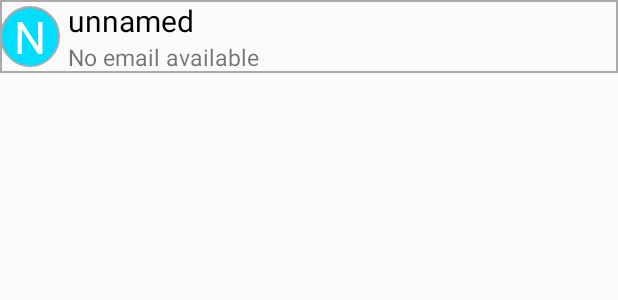
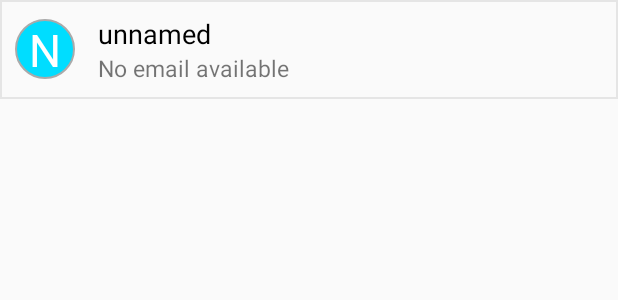
Before and after one commit to sergiosilvajr/ContactEmbedView, an Android app: the layout adapter_row.xml on its own in the app's theme, with its tools: preview values and no code run, on a phone screen of 412 x 824 dp. Shown: the top 300 px of the screen. Run offline under Robolectric (Android 15) with nearby library versions, the phone set to English and light mode, and no system bars.

Commit message:
Layout improvements

```diff
--- a/CustomView/build.gradle
+++ b/CustomView/build.gradle
@@ -5,7 +5,7 @@ buildscript {
         jcenter()
     }
     dependencies {
-        classpath 'com.android.tools.build:gradle:1.5.0'
+        classpath 'com.android.tools.build:gradle:2.1.0'
 
         // NOTE: Do not place your application dependencies here; they belong
         // in the individual module build.gradle files
--- a/CustomView/views/src/main/java/com/viewutils/sergiosilvajr/views/view/ContactEmbedView.java
+++ b/CustomView/views/src/main/java/com/viewutils/sergiosilvajr/views/view/ContactEmbedView.java
@@ -73,9 +73,8 @@ final class ContactEmbedView extends FrameLayout{
                 dr.setCircular(true);
                 firstLetterTextView.setBackground(dr);
             }
+        }
 
-
-        }
         TextView cross = (TextView) view.findViewById(R.id.cross);
         if(isXWorking){
             cross.setOnClickListener(new OnClickListener() {
@@ -104,8 +103,6 @@ final class ContactEmbedView extends FrameLayout{
 
     }
 
-
-
     void setMultiAutoCompleteTextView(MultiAutoCompleteTextView multiAutoCompleteTextView) {
         this.multiAutoCompleteTextView = multiAutoCompleteTextView;
     }
--- a/CustomView/views/src/main/java/com/viewutils/sergiosilvajr/views/view/ContactPicker.java
+++ b/CustomView/views/src/main/java/com/viewutils/sergiosilvajr/views/view/ContactPicker.java
@@ -81,11 +81,11 @@ public final class  ContactPicker extends FrameLayout {
                                 multiAutoCompleteTextView.getWindowToken(), 0);
                     }
                 }, 200);
+                multiAutoCompleteTextView.setText("");
                 multiAutoCompleteTextView.clearFocus();
                 multiAutoCompleteTextView.setEnabled(false);
             }
         });
-
 
         rootView.invalidate();
         addView(rootView);
--- a/CustomView/views/src/main/res/drawable/square_view.xml
+++ b/CustomView/views/src/main/res/drawable/square_view.xml
@@ -3,6 +3,6 @@
     android:shape="rectangle">
     <solid android:color="@android:color/transparent"/>
     <stroke android:width="1dp"
-        android:color="@android:color/darker_gray"/>
+        android:color="#E5E5E5"/>
 
 </shape>
--- a/CustomView/views/src/main/res/layout/adapter_row.xml
+++ b/CustomView/views/src/main/res/layout/adapter_row.xml
@@ -3,31 +3,35 @@
     android:layout_width="match_parent"
     android:layout_height="wrap_content"
     android:background="@drawable/square_view"
-    >
+    android:padding="10dp">
+
     <TextView
         android:id="@+id/first_letter_text_view"
         android:layout_width="40dp"
-        android:layout_height="wrap_content"
+        android:layout_height="40dp"
         android:textColor="@android:color/white"
         android:gravity="center"
         android:layout_centerVertical="true"
         android:textSize="30sp"
         android:background="@drawable/circle_view"
         android:textAllCaps="true"
+        android:layout_marginRight="10dp"
         android:text="N"/>
+
     <TextView
         android:layout_toRightOf="@id/first_letter_text_view"
         android:id="@+id/text_view_item_name"
         android:layout_width="wrap_content"
         android:layout_height="wrap_content"
         android:layout_marginLeft="5dp"
-        android:textSize="20sp"
+        android:textSize="18sp"
         android:layout_marginRight="5dp"
         android:textColor="@android:color/black"
         android:maxLines="1"
         android:ellipsize="end"
         android:maxLength="23"
         android:text="@string/no_name"/>
+
     <TextView
         android:layout_toRightOf="@id/first_letter_text_view"
         android:layout_below="@id/text_view_item_name"
@@ -40,6 +44,7 @@
         android:layout_height="wrap_content"
         android:textSize="15sp"
         android:text="@string/no_email"/>
+
     <TextView
         android:layout_toRightOf="@id/text_view_item_email"
         android:id="@+id/text_view_item_phone"
@@ -49,4 +54,5 @@
         android:textSize="20sp"
         android:visibility="invisible"
         android:text="@string/no_phone"/>
+
 </RelativeLayout>
--- a/CustomView/views/src/main/res/layout/customcontactview.xml
+++ b/CustomView/views/src/main/res/layout/customcontactview.xml
@@ -7,8 +7,9 @@
     android:gravity="center_horizontal">
 
     <RelativeLayout
+        android:id="@+id/square_background"
         android:layout_width="wrap_content"
-        android:layout_height="wrap_content"
+        android:layout_height="40dp"
         android:background="@drawable/custom_selector">
         <TextView
             android:id="@+id/circle_letter"
@@ -19,6 +20,7 @@
             android:layout_centerVertical="true"
             android:textSize="30sp"
             android:background="@drawable/circle_view"
+            android:padding="0dp"
             android:text="U"/>
 
         <TextView
```
Also changed, not shown: CustomView/views/src/main/res/layout/contactembedview.xml (+5 -3 lines), CustomView/gradle/wrapper/gradle-wrapper.properties. Lines whose indentation alone changed are shown as unchanged.
